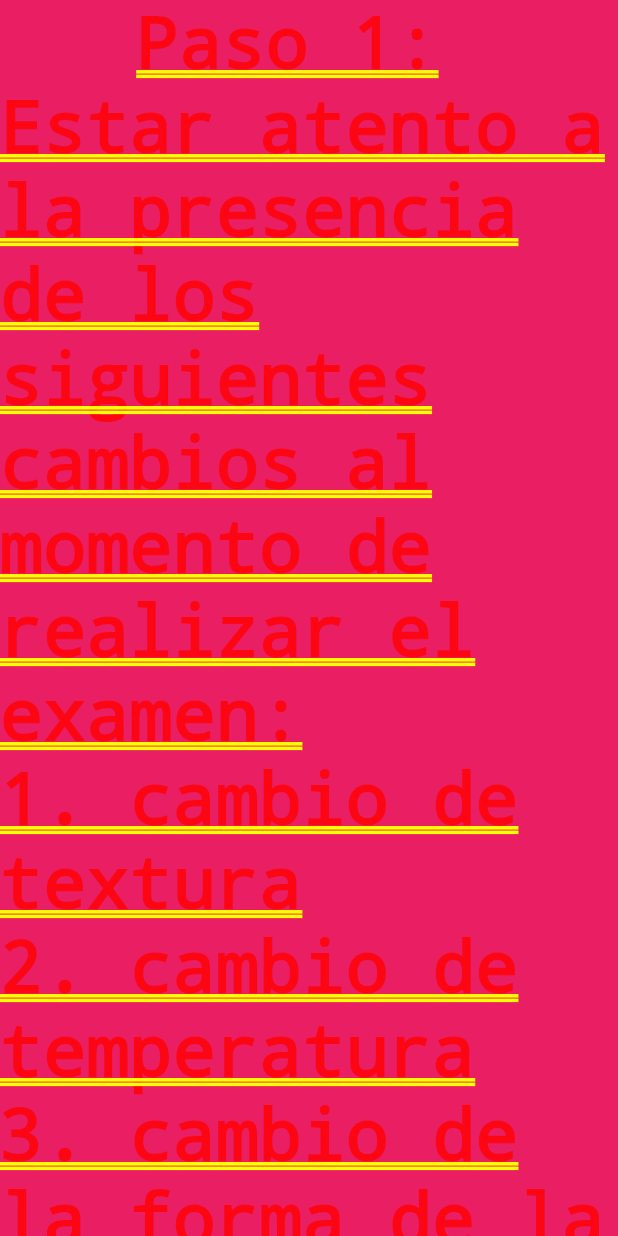
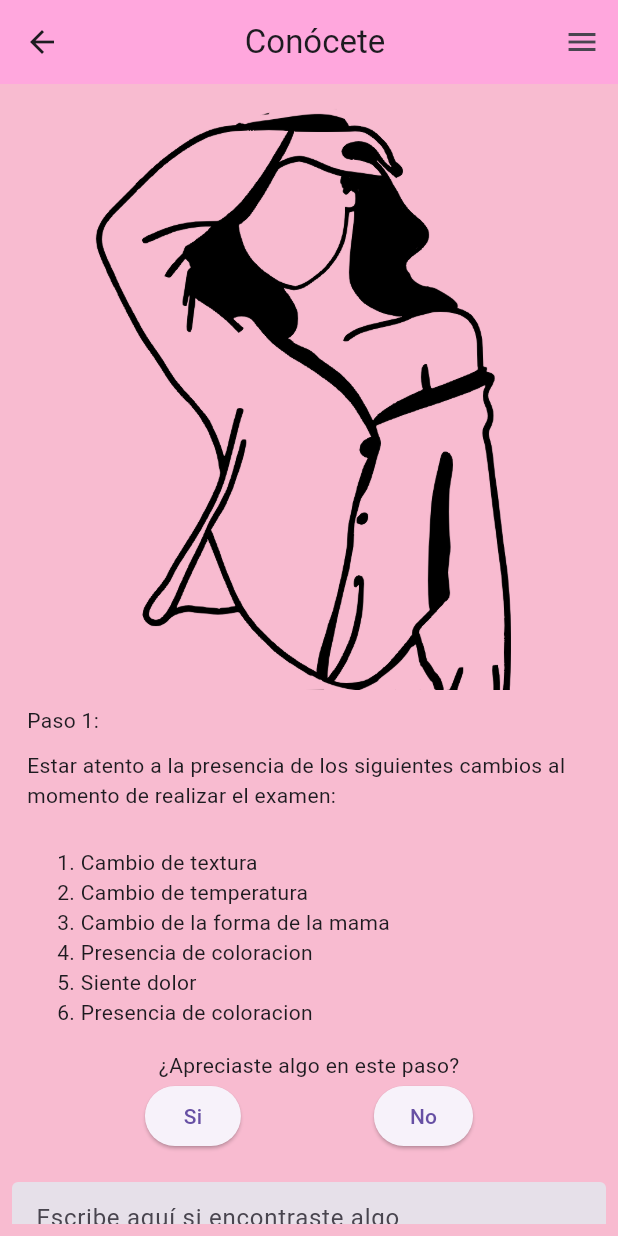
Before and after one commit to Carlos19men/App_movile_conocete, a Flutter app: the screen it shows after launch, item 3 of the bottom bar chosen, after a tap on "Realizar autoexamen", on a phone screen of 412 x 824 dp. Run offline on Flutter 3.47's test engine with Material 3 defaults, Android fonts, the phone set to English and light mode, and no system bars; our stand-ins replace carousel_slider.

Commit message:
complete la estructura del auto examen y acomodando la estructura desde mi tecno

```diff
--- a/conocete/lib/ui/pages/TuSalud/autoExamen.dart
+++ b/conocete/lib/ui/pages/TuSalud/autoExamen.dart
@@ -8,42 +8,109 @@ class Autoexamen extends StatefulWidget {
 }
 
 class _AutoexamenState extends State<Autoexamen> {
+  _AutoexamenState();
+
   @override
   Widget build(BuildContext context) {
-    return Container(
-      decoration: BoxDecoration(color: Colors.pink),
+    return Scaffold(
+      //carrusel de fotos
+
+      //Barra superior
+      appBar: AppBar(
+        title: Center(child: Text('Conócete')),
+        backgroundColor: Color.fromARGB(255, 255, 167, 221),
+      ),
+
+      //cuerpo
+      body: Container(
+        padding: EdgeInsets.all(8.0),
+        decoration: BoxDecoration(color: Colors.pink[100]),
         child: ListView(children: [
+          Positioned(child: Image.asset('assets/img/mujer_autoexamen1.png')),
+
           Container(
-            width: MediaQuery.of(context).size.width,
-            child: Column(children: [
-              Text('Paso 1: '),
-              Text(
+            margin: EdgeInsets.only(left: 10.0, top: 10.0),
+            child: Text('Paso 1: '),
+          ),
+          Container(
+            margin: EdgeInsets.all(10.0),
+            child: Text(
                 'Estar atento a la presencia de los siguientes cambios al momento de realizar el examen: '),
-              Text(
-                  '1. cambio de textura\n2. cambio de temperatura\n3. cambio de la forma de la mama'),
-              Text(
-                  '4. Presencia de coloracion\n5.Presencia de dolor\n6. Secreción de alguna sustancia (pus, sangre, etc)')
-            ])),
+          ),
+
+          //lista de sintomas
+          Container(
+            margin: EdgeInsets.only(left: 30.0, top: 15.0, bottom: 15.0),
+            child: Column(
+              crossAxisAlignment: CrossAxisAlignment.start,
+              children: [
+                Text('1. Cambio de textura'),
+                Text('2. Cambio de temperatura'),
+                Text('3. Cambio de la forma de la mama'),
+                Text('4. Presencia de coloracion'),
+                Text('5. Siente dolor'),
+                Text('6. Presencia de coloracion'),
+              ],
+            ),
+          ),
 
           //opciones
-        Text('¿Apreciaste algo en este paso?'),
+          Center(child: Text('¿Apreciaste algo en este paso?')),
 
-        Row(
+          //botones de accion
+          Container(
+            child: Row(
+              mainAxisAlignment: MainAxisAlignment.spaceEvenly,
               children: [
-            ElevatedButton(onPressed: null, child: Text('Si')),
-            ElevatedButton(onPressed: null, child: Text('No'))
+                ElevatedButton(onPressed: () {}, child: Text('Si')),
+                ElevatedButton(onPressed: () {}, child: Text('No'))
               ],
             ),
+          ),
 
-        TextField(
-          decoration:
-              InputDecoration(hintText: 'Escribe aquí si encontraste algo'),
+          //text Fied
+          Container(
+            margin: EdgeInsets.only(top: 20.0, bottom: 15.0),
+            child: TextField(
+              decoration: InputDecoration(
+                  hintText: 'Escribe aquí si encontraste algo',
+                  filled: true,
+                  fillColor: Colors.grey[75]),
+            ),
           ),
 
           Center(
             child: ElevatedButton(onPressed: () {}, child: Text('Siguiente')),
           )
         ]),
+      ),
+
+      //barra inferior de navegacion
+
+      endDrawer: Drawer(
+        child: ListView(
+          padding: EdgeInsets.zero,
+          children: [
+            DrawerHeader(
+              decoration: BoxDecoration(color: Colors.pink[400]),
+              child: Text('Inicio'),
+            ),
+            ListTile(
+              leading: Icon(Icons.supervised_user_circle_sharp),
+              title: Text('Perfil'),
+            ),
+            ListTile(
+              leading: Icon(Icons.supervised_user_circle_sharp),
+              title: Text('Perfil'),
+            ),
+            ListTile(
+              leading: Icon(Icons.supervised_user_circle_sharp),
+              title: Text('Perfil'),
+            ),
+            Divider(),
+          ],
+        ),
+      ),
     );
   }
 }
--- a/conocete/lib/ui/pages/TuSalud/tuSalud.dart
+++ b/conocete/lib/ui/pages/TuSalud/tuSalud.dart
@@ -34,6 +34,29 @@ class Tusalud extends StatelessWidget {
               margin: EdgeInsets.symmetric(horizontal: 5.0, vertical: 5.0),
             ),
 
+            //texto bloque de texto del auto examen
+            Positioned(
+                left: 30.0,
+                top: 30.0,
+                child: Column(
+                  children: [
+                    TextItem(Icon(Icons.abc), 'Conoce tu cuerpo'),
+                    TextItem(Icon(Icons.abc), 'Conoce tu cuerpo'),
+                    TextItem(Icon(Icons.abc), 'Conoce tu cuerpo')
+                  ],
+                )),
+
+            //imagen de la mujer del auto examen
+
+            Positioned(
+                left: 170,
+                top: 10,
+                child: Image.asset(
+                  'assets/img/mujer_autoexamen.png',
+                  width: 170,
+                  height: 195,
+                )),
+
             // boton de realizar autoexamen
             Positioned(
               left: 20.0,
@@ -58,23 +81,15 @@ class Tusalud extends StatelessWidget {
                 ),
               ),
             ),
-
-            //texto bloque de texto del auto examen
-            Positioned(
-                left: 30.0,
-                top: 30.0,
-                child: Column(
-                  children: [
-                    TextItem(Icon(Icons.abc), 'Conoce tu cuerpo'),
-                    TextItem(Icon(Icons.abc), 'Conoce tu cuerpo'),
-                    TextItem(Icon(Icons.abc), 'Conoce tu cuerpo')
-                  ],
-                )),
           ],
         ),
+
+        Container(
+          margin: EdgeInsets.only(left: 20.0, top: 10.0),
+          child: Text('Examenes'),
+        ),
+
         Divider(),
-
-        Positioned(child: Text('Examenes')),
 
         //bloque de ultimo autoexamen
         TextBlock('Ultimo auto-examen: ', 'hace dos semanas', Colors.red),
@@ -86,26 +101,34 @@ class Tusalud extends StatelessWidget {
 
         //bloque de como te sientes (por definir)
 
-        Text('¿Como te sientes hoy?'),
+        Container(
+          margin: EdgeInsets.only(left: 20.0),
+          child: Text('¿Como te sientes hoy?'),
+        ),
 
-        //check bottoms de como te sientes
-        Row(children: [
-          Container(
-              width: MediaQuery.of(context).size.width,
-              decoration: BoxDecoration(color: Colors.blue),
-              child: Row(
-                  mainAxisAlignment: MainAxisAlignment.spaceBetween,
-                  children: [
-                    Text(
-                      'mal',
-                    ),
-                    Checkbox(
-                      onChanged: null,
-                      hoverColor: Colors.pink[300],
-                      value: false,
-                    )
-                  ]))
-        ]),
+        Container(
+            margin: EdgeInsets.only(left: 20.0),
+            child: CheckboxListTile.adaptive(
+              value: false,
+              onChanged: null,
+              title: Text('Con dolor '),
+            )),
+
+        Container(
+            margin: EdgeInsets.only(left: 20.0),
+            child: CheckboxListTile.adaptive(
+              value: false,
+              onChanged: null,
+              title: Text('Fatiga'),
+            )),
+
+        Container(
+            margin: EdgeInsets.only(left: 20.0),
+            child: CheckboxListTile.adaptive(
+              value: false,
+              onChanged: null,
+              title: Text('Cansada'),
+            )),
 
         //grafica (buscar la libreria)
       ],
--- a/conocete/lib/ui/pages/TuSalud/widgets/textBlock.dart
+++ b/conocete/lib/ui/pages/TuSalud/widgets/textBlock.dart
@@ -9,15 +9,23 @@ class TextBlock extends StatelessWidget {
 
   @override
   Widget build(BuildContext context) {
+    //bloque del texto con los recordatorios
     return Container(
       width: MediaQuery.of(context).size.width,
-      height: 30.0,
+      height: 50.0,
       child: Row(
+        mainAxisAlignment: MainAxisAlignment.spaceBetween,
         children: [
-          Text(informacion),
-          Text(
-            dato,
-            style: TextStyle(color: color),
+          Container(
+              margin: EdgeInsets.only(left: 20.0), child: Text(informacion)),
+
+          //espacio para el dato y el color
+          Container(
+            margin: EdgeInsets.only(right: 20.0),
+            child: Text(
+              dato,
+              style: TextStyle(color: color),
+            ),
           )
         ],
       ),
--- a/conocete/lib/ui/pages/widgest/NavBar.dart
+++ b/conocete/lib/ui/pages/widgest/NavBar.dart
@@ -29,29 +29,6 @@ class _Navbar extends State<Navbar> {
         backgroundColor: Color.fromARGB(255, 255, 167, 221),
       ),
 
-      //cuerpo
-      body: Container(
-        margin: EdgeInsets.all(8.0),
-        child: paginas[indexTap],
-      ),
-
-      //barra inferior de navegacion
-      bottomNavigationBar: Theme(
-          data: Theme.of(context).copyWith(
-              canvasColor: Color.fromARGB(255, 255, 230, 246),
-              primaryColor: Color.fromARGB(255, 255, 167, 221)),
-          child: BottomNavigationBar(
-              onTap: onTapTapped,
-              currentIndex: indexTap,
-              items: [
-                BottomNavigationBarItem(
-                    icon: Icon(Icons.home), label: 'Inicio'),
-                BottomNavigationBarItem(
-                    icon: Icon(Icons.add_a_photo), label: 'Agenda'),
-                BottomNavigationBarItem(
-                    icon: Icon(Icons.home), label: 'Tu salud')
-              ])),
-
       endDrawer: Drawer(
         child: ListView(
           padding: EdgeInsets.zero,
@@ -76,6 +53,28 @@ class _Navbar extends State<Navbar> {
           ],
         ),
       ),
+      //cuerpo
+      body: Container(
+        margin: EdgeInsets.all(8.0),
+        child: paginas[indexTap],
+      ),
+
+      //barra inferior de navegacion
+      bottomNavigationBar: Theme(
+          data: Theme.of(context).copyWith(
+              canvasColor: Color.fromARGB(255, 255, 230, 246),
+              primaryColor: Color.fromARGB(255, 255, 167, 221)),
+          child: BottomNavigationBar(
+              onTap: onTapTapped,
+              currentIndex: indexTap,
+              items: [
+                BottomNavigationBarItem(
+                    icon: Icon(Icons.home), label: 'Inicio'),
+                BottomNavigationBarItem(
+                    icon: Icon(Icons.add_a_photo), label: 'Agenda'),
+                BottomNavigationBarItem(
+                    icon: Icon(Icons.home), label: 'Tu salud')
+              ])),
     );
   }
 }
--- a/conocete/pubspec.yaml
+++ b/conocete/pubspec.yaml
@@ -60,9 +60,8 @@ flutter:
   uses-material-design: true
 
   # To add assets to your application, add an assets section, like this:
-  # assets:
-  #   - images/a_dot_burr.jpeg
-  #   - images/a_dot_ham.jpeg
+  assets:
+    - assets/img/
 
   # An image asset can refer to one or more resolution-specific "variants", see
   # https://flutter.dev/to/resolution-aware-images
```
Also changed, not shown: conocete/assets/img/mujer_autoexamen.png (added), conocete/assets/img/mujer_autoexamen1.png (added). Lines whose indentation alone changed are shown as unchanged.
